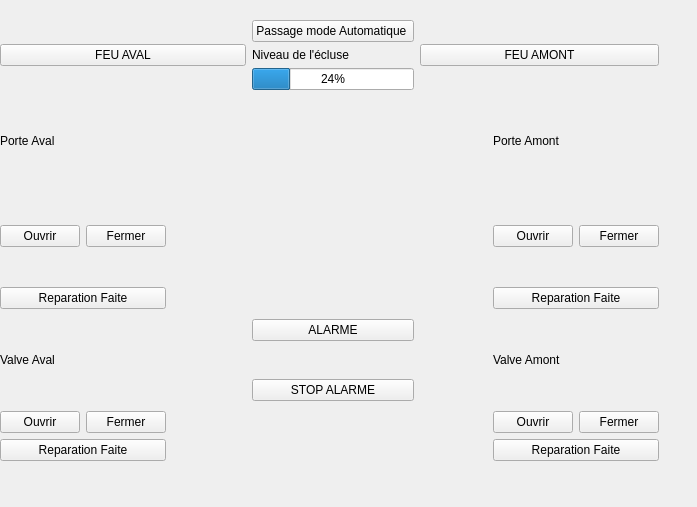
Above: expert.ui from Alpam/Ecluse before the change. Below: the same form after it.
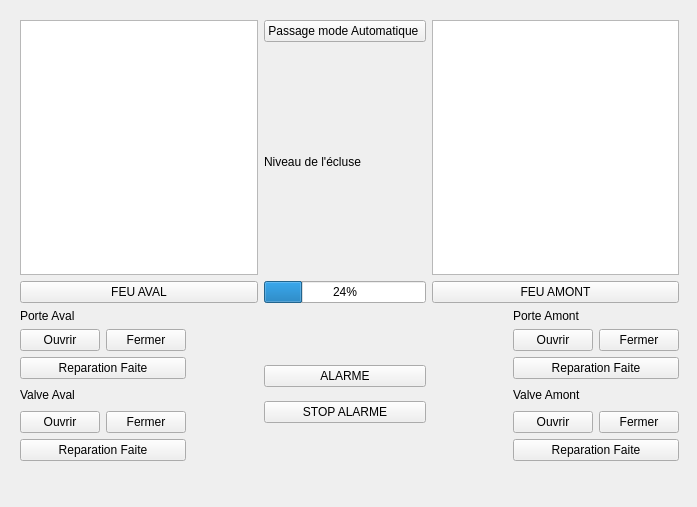
That is the form after the change.

The edit to the form file:
```diff
--- a/expert.ui
+++ b/expert.ui
@@ -16,7 +16,7 @@
   <widget class="QWidget" name="gridLayoutWidget">
    <property name="geometry">
     <rect>
-     <x>0</x>
+     <x>20</x>
      <y>20</y>
      <width>659</width>
      <height>441</height>
@@ -123,13 +123,16 @@
     </item>
     <item row="0" column="5" colspan="2">
      <layout class="QGridLayout" name="gridLayout_4">
-      <item row="0" column="0">
+      <item row="1" column="0">
        <widget class="QPushButton" name="boutonFeuAmont">
         <property name="text">
          <string>FEU AMONT</string>
         </property>
        </widget>
       </item>
+      <item row="0" column="0">
+       <widget class="QGraphicsView" name="feuAmont"/>
+      </item>
      </layout>
     </item>
     <item row="5" column="1">
@@ -237,13 +240,26 @@
     </item>
     <item row="0" column="1" colspan="3">
      <layout class="QGridLayout" name="gridLayout_3">
-      <item row="0" column="0">
+      <item row="1" column="0">
        <widget class="QPushButton" name="boutonFeuAval">
         <property name="text">
          <string>FEU AVAL</string>
         </property>
        </widget>
       </item>
+      <item row="0" column="0">
+       <widget class="QGraphicsView" name="feuAval">
+        <property name="maximumSize">
+         <size>
+          <width>247</width>
+          <height>16777215</height>
+         </size>
+        </property>
+        <property name="styleSheet">
+         <string notr="true"/>
+        </property>
+       </widget>
+      </item>
      </layout>
     </item>
    </layout>
```
